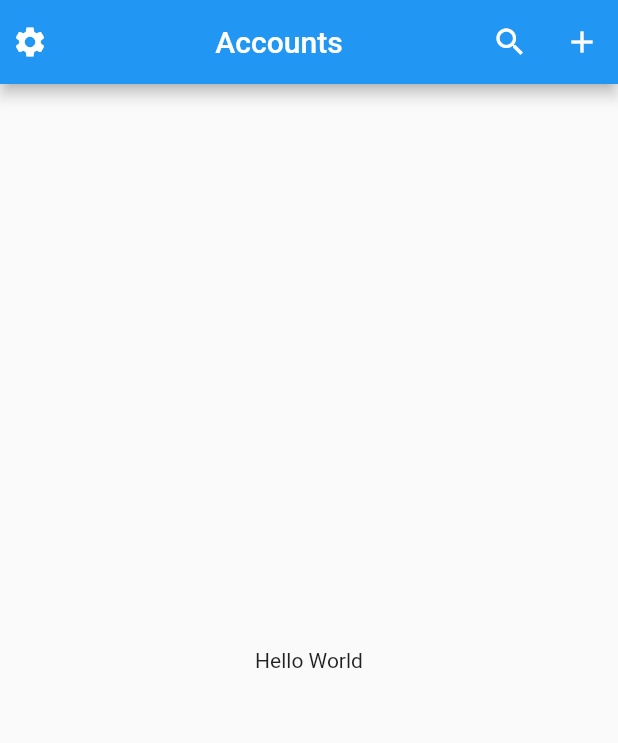
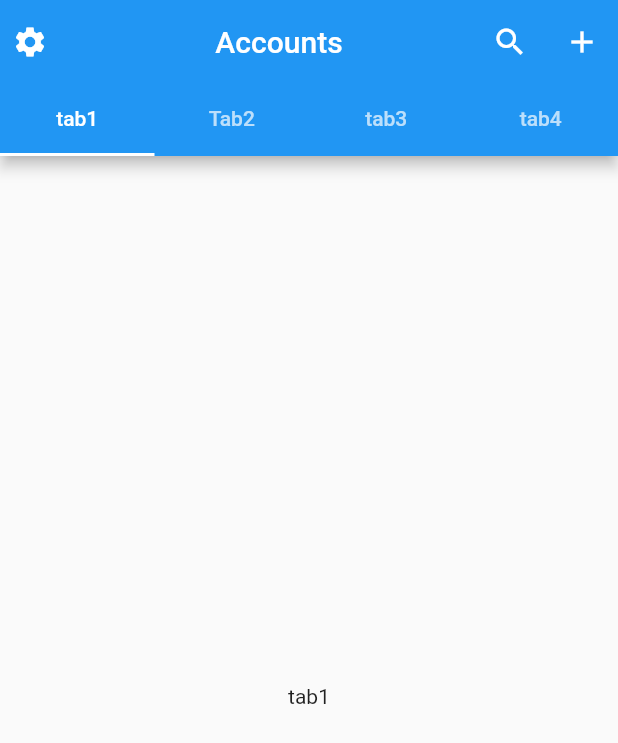
Before and after one commit to al-saqr/cashtrack, a Flutter app: the screen it shows after launch, on a phone screen of 412 x 824 dp. Shown: the top 743 px of the screen. Run offline on Flutter 3.47's test engine with Material 2 defaults, Android fonts, the phone set to English and light mode, and no system bars.

Commit message:
tab bar added

```diff
--- a/lib/main.dart
+++ b/lib/main.dart
@@ -1,6 +1,6 @@
 import 'package:flutter/material.dart';
 
-void main() => runApp(MyApp());
+void main() => runApp(const MyApp());
 
 class MyApp extends StatelessWidget {
   const MyApp({Key? key}) : super(key: key);
@@ -10,12 +10,15 @@ class MyApp extends StatelessWidget {
     return MaterialApp(
       debugShowCheckedModeBanner: false,
       title: 'Material App',
-      home: Scaffold(
+      home: DefaultTabController(
+        length: 4,
+        child: Scaffold(
           appBar: AppBar(
-          title: Center(
+            title: const Center(
               child: Text(
                 'Accounts',
-          )),
+              ),
+            ),
             leading: IconButton(
               alignment: Alignment.centerLeft,
               onPressed: () {},
@@ -24,17 +27,29 @@ class MyApp extends StatelessWidget {
             actions: [
               IconButton(
                 onPressed: () {},
-              icon: Icon(Icons.search),
+                icon: const Icon(Icons.search),
               ),
               IconButton(
                 onPressed: () {},
-              icon: Icon(Icons.add),
+                icon: const Icon(Icons.add),
               ),
             ],
+            bottom: const TabBar(
+              tabs: [
+                Tab(text: 'tab1'),
+                Tab(text: 'Tab2'),
+                Tab(text: 'tab3'),
+                Tab(text: 'tab4'),
+              ],
             ),
-        body: Center(
-          child: Container(
-            child: Text('Hello World'),
+          ),
+          body: const TabBarView(
+            children: [
+              Center(child: Text('tab1')),
+              Center(child: Text('tab2')),
+              Center(child: Text('tab3')),
+              Center(child: Text('tab4')),
+            ],
           ),
         ),
       ),
```
Lines whose indentation alone changed are shown as unchanged.
